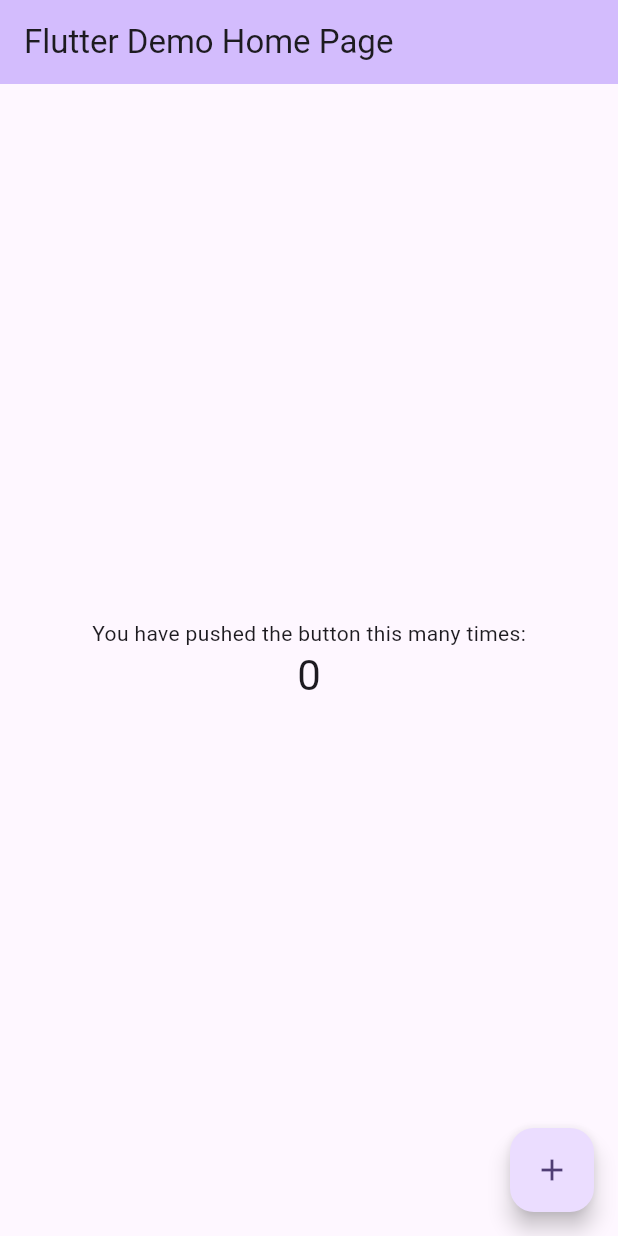
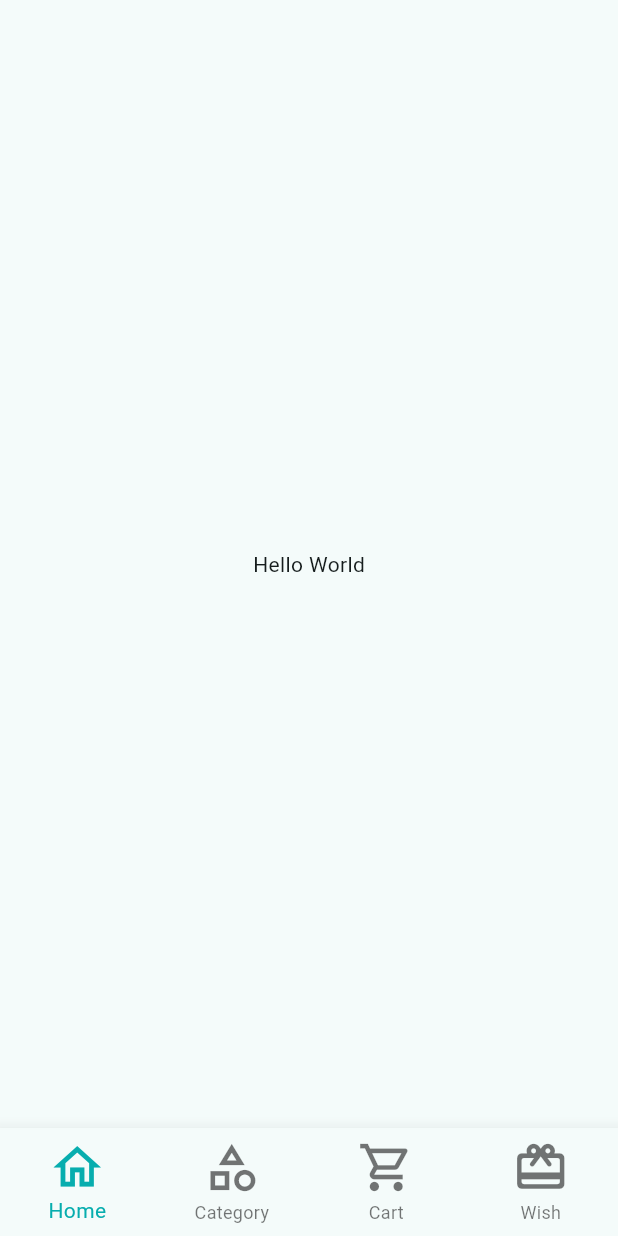
Before and after one commit to Rayhan-Sany/CraftyBay, a Flutter app: the screen it shows after launch, on a phone screen of 412 x 824 dp. Run offline on Flutter 3.47's test engine with Material 3 defaults, Android fonts, the phone set to English and light mode, and no system bars; our stand-ins replace flutter_svg, get.

Commit message:
Creating Basic Structure

```diff
--- a/lib/main.dart
+++ b/lib/main.dart
@@ -1,125 +1,6 @@
+import 'package:crafty_bay/presentation/app.dart';
 import 'package:flutter/material.dart';
 
 void main() {
-  runApp(const MyApp());
+  return runApp(const CraftyBay());
 }
-
-class MyApp extends StatelessWidget {
-  const MyApp({super.key});
-
-  // This widget is the root of your application.
-  @override
-  Widget build(BuildContext context) {
-    return MaterialApp(
-      title: 'Flutter Demo',
-      theme: ThemeData(
-        // This is the theme of your application.
-        //
-        // TRY THIS: Try running your application with "flutter run". You'll see
-        // the application has a purple toolbar. Then, without quitting the app,
-        // try changing the seedColor in the colorScheme below to Colors.green
-        // and then invoke "hot reload" (save your changes or press the "hot
-        // reload" button in a Flutter-supported IDE, or press "r" if you used
-        // the command line to start the app).
-        //
-        // Notice that the counter didn't reset back to zero; the application
-        // state is not lost during the reload. To reset the state, use hot
-        // restart instead.
-        //
-        // This works for code too, not just values: Most code changes can be
-        // tested with just a hot reload.
-        colorScheme: ColorScheme.fromSeed(seedColor: Colors.deepPurple),
-        useMaterial3: true,
-      ),
-      home: const MyHomePage(title: 'Flutter Demo Home Page'),
-    );
-  }
-}
-
-class MyHomePage extends StatefulWidget {
-  const MyHomePage({super.key, required this.title});
-
-  // This widget is the home page of your application. It is stateful, meaning
-  // that it has a State object (defined below) that contains fields that affect
-  // how it looks.
-
-  // This class is the configuration for the state. It holds the values (in this
-  // case the title) provided by the parent (in this case the App widget) and
-  // used by the build method of the State. Fields in a Widget subclass are
-  // always marked "final".
-
-  final String title;
-
-  @override
-  State<MyHomePage> createState() => _MyHomePageState();
-}
-
-class _MyHomePageState extends State<MyHomePage> {
-  int _counter = 0;
-
-  void _incrementCounter() {
-    setState(() {
-      // This call to setState tells the Flutter framework that something has
-      // changed in this State, which causes it to rerun the build method below
-      // so that the display can reflect the updated values. If we changed
-      // _counter without calling setState(), then the build method would not be
-      // called again, and so nothing would appear to happen.
-      _counter++;
-    });
-  }
-
-  @override
-  Widget build(BuildContext context) {
-    // This method is rerun every time setState is called, for instance as done
-    // by the _incrementCounter method above.
-    //
-    // The Flutter framework has been optimized to make rerunning build methods
-    // fast, so that you can just rebuild anything that needs updating rather
-    // than having to individually change instances of widgets.
-    return Scaffold(
-      appBar: AppBar(
-        // TRY THIS: Try changing the color here to a specific color (to
-        // Colors.amber, perhaps?) and trigger a hot reload to see the AppBar
-        // change color while the other colors stay the same.
-        backgroundColor: Theme.of(context).colorScheme.inversePrimary,
-        // Here we take the value from the MyHomePage object that was created by
-        // the App.build method, and use it to set our appbar title.
-        title: Text(widget.title),
-      ),
-      body: Center(
-        // Center is a layout widget. It takes a single child and positions it
-        // in the middle of the parent.
-        child: Column(
-          // Column is also a layout widget. It takes a list of children and
-          // arranges them vertically. By default, it sizes itself to fit its
-          // children horizontally, and tries to be as tall as its parent.
-          //
-          // Column has various properties to control how it sizes itself and
-          // how it positions its children. Here we use mainAxisAlignment to
-          // center the children vertically; the main axis here is the vertical
-          // axis because Columns are vertical (the cross axis would be
-          // horizontal).
-          //
-          // TRY THIS: Invoke "debug painting" (choose the "Toggle Debug Paint"
-          // action in the IDE, or press "p" in the console), to see the
-          // wireframe for each widget.
-          mainAxisAlignment: MainAxisAlignment.center,
-          children: <Widget>[
-            const Text(
-              'You have pushed the button this many times:',
-            ),
-            Text(
-              '$_counter',
-              style: Theme.of(context).textTheme.headlineMedium,
-            ),
-          ],
-        ),
-      ),
-      floatingActionButton: FloatingActionButton(
-        onPressed: _incrementCounter,
-        tooltip: 'Increment',
-        child: const Icon(Icons.add),
-      ), // This trailing comma makes auto-formatting nicer for build methods.
-    );
-  }
-}
--- /dev/null
+++ b/lib/presentation/app.dart
@@ -0,0 +1,18 @@
+import 'package:crafty_bay/presentation/screens/splash_screen.dart';
+import 'package:crafty_bay/presentation/widgets/theme_data.dart';
+import 'package:flutter/material.dart';
+import 'package:get/get.dart';
+
+class CraftyBay extends StatelessWidget {
+  const CraftyBay({super.key});
+
+  @override
+  Widget build(BuildContext context) {
+    return GetMaterialApp(
+      debugShowCheckedModeBanner: false,
+      title: 'Crafty Bay',
+      theme: AppThemeData.myAppThemeData(),
+      home: const SplashScreen(),
+    );
+  }
+}
--- /dev/null
+++ b/lib/presentation/screens/home_screen.dart
@@ -0,0 +1,27 @@
+import 'package:crafty_bay/presentation/widgets/app_main_appbar.dart';
+import 'package:flutter/material.dart';
+
+class HomeScreen extends StatelessWidget {
+  const HomeScreen({super.key});
+
+  @override
+  Widget build(BuildContext context) {
+    return  Scaffold(
+      bottomNavigationBar:  BottomNavigationBar(
+        type:BottomNavigationBarType.fixed,
+        items: const [
+        BottomNavigationBarItem(icon:Icon(Icons.home_outlined),label:'Home'),
+        BottomNavigationBarItem(icon:Icon(Icons.category_outlined),label: 'Category'),
+        BottomNavigationBarItem(icon:Icon(Icons.shopping_cart_outlined),label: 'Cart'),
+        BottomNavigationBarItem(icon:Icon(Icons.redeem_rounded),label: 'Wish'),
+      ],
+        currentIndex: 0,
+        iconSize:38,
+
+      ),
+      body: const Center(
+        child: Text('Hello World'),
+      ),
+    );
+  }
+}
--- /dev/null
+++ b/lib/presentation/utils/app_color.dart
@@ -0,0 +1,5 @@
+import 'package:flutter/material.dart';
+
+class AppColor {
+  static const Color primaryColor = Color(0xFF07ADAE);
+}
--- /dev/null
+++ b/lib/presentation/utils/assets_path.dart
@@ -0,0 +1,5 @@
+class AssetsPath{
+  static const String baseAssetImagePath= 'assets/images';
+  static const String appLogoSvg='$baseAssetImagePath/logo.svg';
+  static const String appNavLogoSvg='$baseAssetImagePath/logo_nav.svg';
+}
--- /dev/null
+++ b/lib/presentation/widgets/all_theme_data.dart
@@ -0,0 +1,25 @@
+import 'package:flutter/material.dart';
+
+import '../utils/app_color.dart';
+
+class AllThemeData{
+  static ProgressIndicatorThemeData get progressIndicatorTheme{
+    return const ProgressIndicatorThemeData(
+        color: AppColor.primaryColor
+    );
+  }
+  static IconButtonThemeData get iconButtonTheme{
+    return IconButtonThemeData(
+      style: IconButton.styleFrom(
+        backgroundColor: Colors.grey.shade200,
+            foregroundColor: Colors.grey.shade700
+      )
+    );
+  }
+  static BottomNavigationBarThemeData get bottomNavBarTheme{
+    return const BottomNavigationBarThemeData(
+      elevation: 10,
+      selectedItemColor: AppColor.primaryColor,
+    );
+  }
+}
--- /dev/null
+++ b/lib/presentation/widgets/theme_data.dart
@@ -0,0 +1,15 @@
+import 'package:crafty_bay/presentation/widgets/all_theme_data.dart';
+import 'package:flutter/material.dart';
+
+import '../utils/app_color.dart';
+
+class AppThemeData{
+  static  ThemeData myAppThemeData(){
+    return ThemeData(
+      colorSchemeSeed:AppColor.primaryColor,
+      progressIndicatorTheme: AllThemeData.progressIndicatorTheme,
+      iconButtonTheme: AllThemeData.iconButtonTheme,
+      bottomNavigationBarTheme: AllThemeData.bottomNavBarTheme
+    );
+  }
+}
```
Also changed, not shown: lib/presentation/screens/splash_screen.dart (added, +46 -0 lines), lib/presentation/widgets/app_main_appbar.dart (added, +19 -0 lines), pubspec.yaml (+4 -50 lines), assets/images/logo.svg (added), assets/images/logo_nav.svg (added), pubspec.lock, 3 other files.
